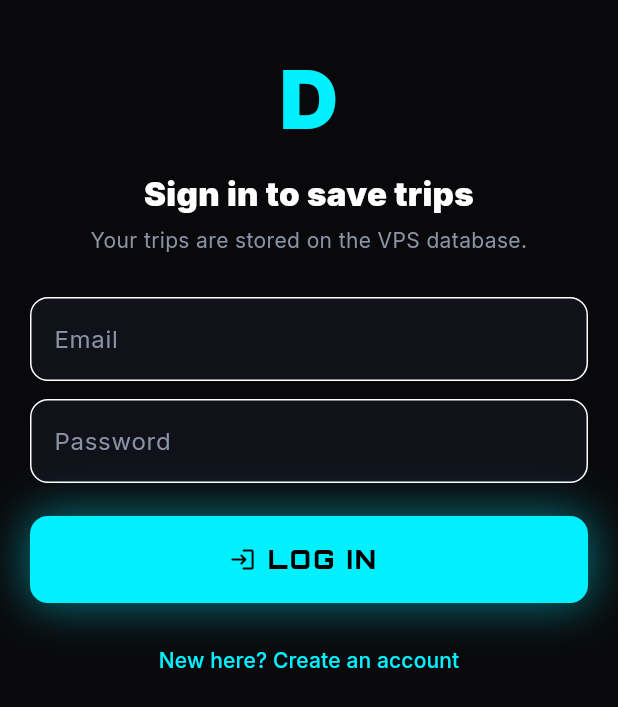
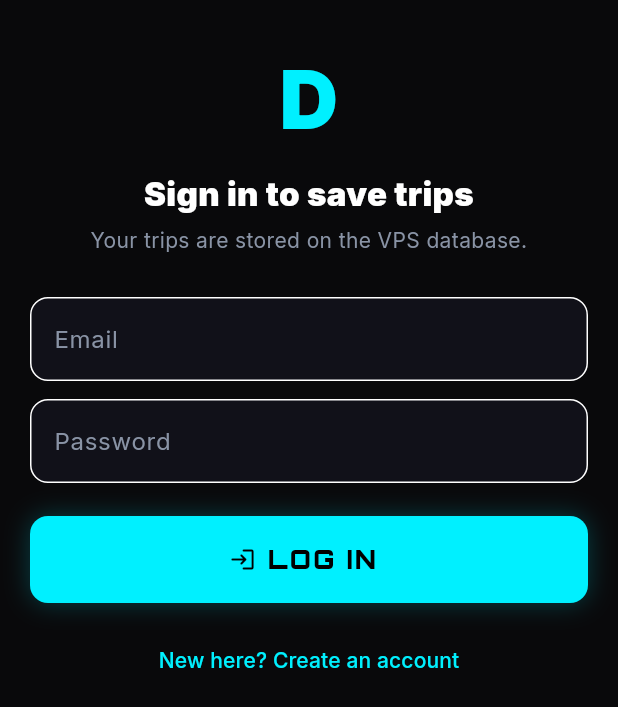
Before and after one commit to wavindi/D, a Flutter app: the AppShell screen opened directly, in the side drawer, after a tap on "Sign in", on a phone screen of 412 x 824 dp. Shown: the top 707 px of the screen. Run offline on Flutter 3.47's test engine with Material 3 defaults, Android fonts, the phone set to English and light mode, and no system bars; our stand-ins replace flutter_map, flutter_riverpod, geolocator, google_fonts, latlong2, shared_preferences; accounts and stored records are empty.

Commit message:
Fix trips interaction and soften home UI

```diff
--- a/lib/core/theme/app_theme.dart
+++ b/lib/core/theme/app_theme.dart
@@ -5,7 +5,7 @@ abstract final class AppColors {
   static const black = Color(0xFF09090B);
   static const panel = Color(0xF012121A);
   static const blue = Color(0xFF00F0FF);
-  static const blueGlow = Color(0x6600F0FF);
+  static const blueGlow = Color(0x2600F0FF);
   static const muted = Color(0xFF8993A5);
   static const danger = Color(0xFFFF334F);
 }
--- a/lib/features/history/presentation/run_history_screen.dart
+++ b/lib/features/history/presentation/run_history_screen.dart
@@ -43,6 +43,7 @@ class RunHistoryScreen extends ConsumerWidget {
       ),
     );
     if (confirmed != true || !context.mounted) return;
+    try {
       await ref.read(runRepositoryProvider).delete(run);
       ref.invalidate(runHistoryProvider);
       ref.invalidate(drivingStatsProvider);
@@ -51,6 +52,13 @@ class RunHistoryScreen extends ConsumerWidget {
         ScaffoldMessenger.of(
           context,
         ).showSnackBar(const SnackBar(content: Text('Time slip erased.')));
+      }
+    } catch (error) {
+      if (context.mounted) {
+        ScaffoldMessenger.of(
+          context,
+        ).showSnackBar(SnackBar(content: Text('Could not erase trip: $error')));
+      }
     }
   }
 
--- a/lib/features/home/presentation/home_screen.dart
+++ b/lib/features/home/presentation/home_screen.dart
@@ -297,7 +297,7 @@ class _HomeScreenState extends ConsumerState<HomeScreen> {
                     CircleMarker(
                       point: _currentPosition!,
                       radius: 20,
-                      color: AppColors.blue.withValues(alpha: .18),
+                      color: AppColors.blue.withValues(alpha: .08),
                     ),
                     CircleMarker(
                       point: _currentPosition!,
@@ -395,15 +395,20 @@ class _HomeScreenState extends ConsumerState<HomeScreen> {
                       const Spacer(),
                       Container(
                         width: double.infinity,
-                        padding: const EdgeInsets.fromLTRB(18, 16, 18, 16),
+                        padding: EdgeInsets.fromLTRB(
+                          compact ? 14 : 18,
+                          compact ? 12 : 16,
+                          compact ? 14 : 18,
+                          compact ? 12 : 16,
+                        ),
                         decoration: BoxDecoration(
                           color: AppColors.panel.withValues(alpha: .96),
                           borderRadius: BorderRadius.circular(28),
                           border: Border.all(
-                            color: AppColors.blue.withValues(alpha: .38),
+                            color: AppColors.blue.withValues(alpha: .18),
                           ),
                           boxShadow: const [
-                            BoxShadow(color: Color(0x55000000), blurRadius: 22),
+                            BoxShadow(color: Color(0x44000000), blurRadius: 14),
                           ],
                         ),
                         child: Column(
@@ -495,6 +500,7 @@ class _HomeScreenState extends ConsumerState<HomeScreen> {
                                 ],
                               ),
                             ),
+                            if (!compact) ...[
                               const SizedBox(height: 7),
                               Text(
                                 autoStatus,
@@ -503,6 +509,7 @@ class _HomeScreenState extends ConsumerState<HomeScreen> {
                                   fontSize: 12,
                                 ),
                               ),
+                            ],
                             const SizedBox(height: 12),
                             LedButton(
                               label: 'IGNITION • FREE DRIVE',
@@ -510,6 +517,7 @@ class _HomeScreenState extends ConsumerState<HomeScreen> {
                               busy: _starting,
                               onPressed: _startFreeDrive,
                             ),
+                            if (!compact) ...[
                               const SizedBox(height: 8),
                               const Text(
                                 'Search above to set a destination, or start a free drive from your live GPS.',
@@ -519,6 +527,7 @@ class _HomeScreenState extends ConsumerState<HomeScreen> {
                                   fontSize: 12,
                                 ),
                               ),
+                            ],
                           ],
                         ),
                       ),
@@ -571,7 +580,7 @@ class _RadarGridPainter extends CustomPainter {
   @override
   void paint(Canvas canvas, Size size) {
     final paint = Paint()
-      ..color = AppColors.blue.withValues(alpha: .075)
+      ..color = AppColors.blue.withValues(alpha: .025)
       ..strokeWidth = 1;
     const gap = 54.0;
     for (var x = 0.0; x < size.width; x += gap) {
--- a/lib/shared/widgets/led_button.dart
+++ b/lib/shared/widgets/led_button.dart
@@ -26,11 +26,7 @@ class LedButton extends StatelessWidget {
       decoration: BoxDecoration(
         borderRadius: BorderRadius.circular(12),
         boxShadow: [
-          BoxShadow(
-            color: color.withValues(alpha: .48),
-            blurRadius: 26,
-            spreadRadius: 1,
-          ),
+          BoxShadow(color: color.withValues(alpha: .24), blurRadius: 14),
         ],
       ),
       child: FilledButton.icon(
```
Lines whose indentation alone changed are shown as unchanged.
